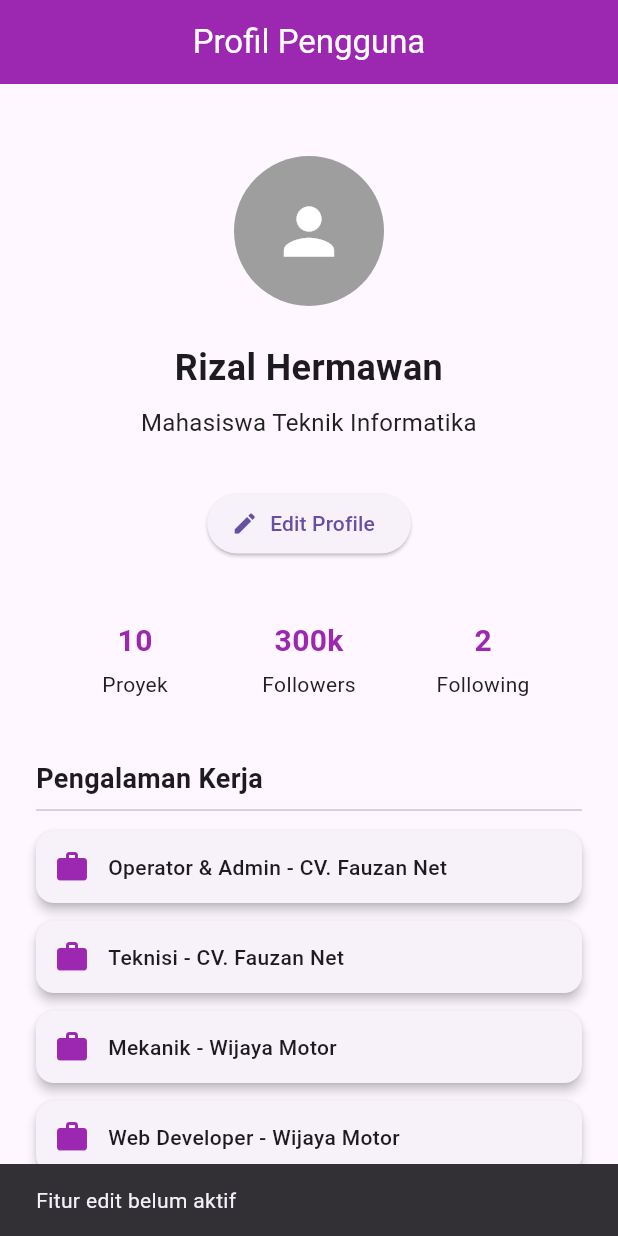
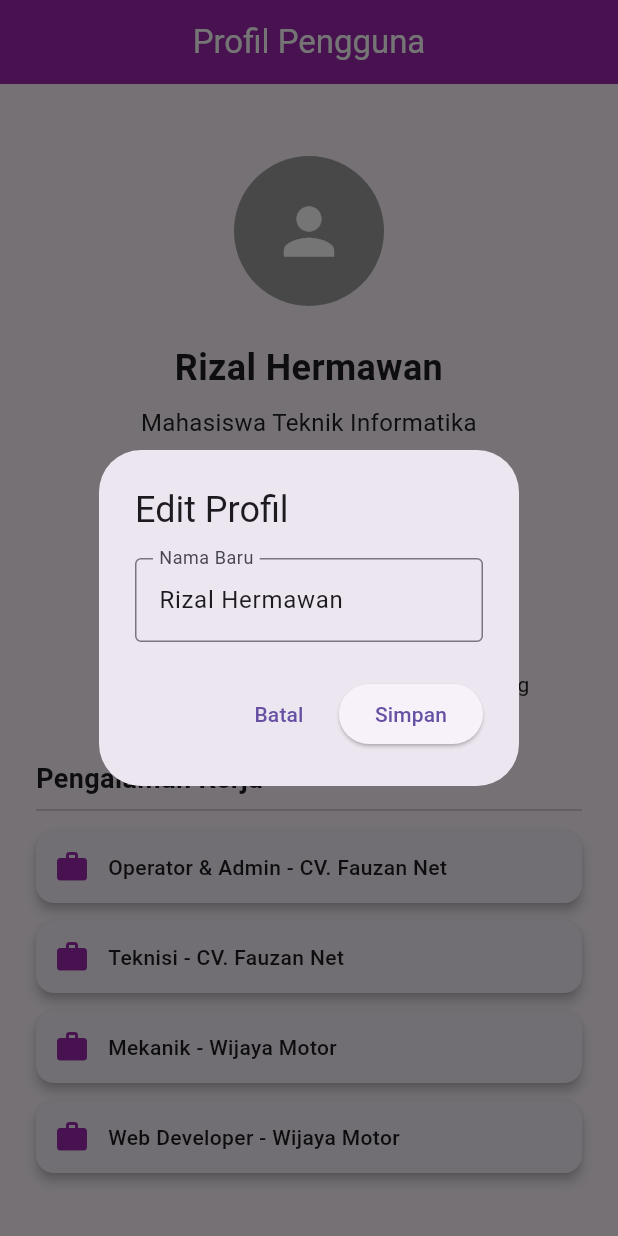
Before and after one commit to RizlH/Meet5-LayoutFlutter, a Flutter app: the screen it shows after launch, after a tap on "Edit Profile", on a phone screen of 412 x 824 dp. Run offline on Flutter 3.47's test engine with Material 3 defaults, Android fonts, the phone set to English and light mode, and no system bars.

Commit message:
feat: implement edit profile dialog with state update

```diff
--- a/flutterlayout5/lib/main.dart
+++ b/flutterlayout5/lib/main.dart
@@ -14,7 +14,8 @@ class ProfilePage extends StatefulWidget {
 }
 
 class _ProfilePageState extends State<ProfilePage> {
-  final String userName = 'Rizal Hermawan';
+
+  String userName = 'Rizal Hermawan';
   final String role = 'Mahasiswa Teknik Informatika';
 
   final List<String> experiences = const [
@@ -23,6 +24,45 @@ class _ProfilePageState extends State<ProfilePage> {
     'Mekanik - Wijaya Motor',
     'Web Developer - Wijaya Motor',
   ];
+
+  void _showEditDialog() {
+    final TextEditingController nameController = TextEditingController(
+      text: userName,
+    );
+
+    showDialog(
+      context: context,
+      builder: (BuildContext context) {
+        return AlertDialog(
+          title: const Text('Edit Profil'),
+          content: TextFormField(
+            controller: nameController,
+            decoration: const InputDecoration(
+              labelText: 'Nama Baru',
+              border: OutlineInputBorder(),
+            ),
+          ),
+          actions: [
+            TextButton(
+              onPressed: () {
+                Navigator.of(context).pop();
+              },
+              child: const Text('Batal'),
+            ),
+            ElevatedButton(
+              onPressed: () {
+                setState(() {
+                  userName = nameController.text;
+                });
+                Navigator.of(context).pop();
+              },
+              child: const Text('Simpan'),
+            ),
+          ],
+        );
+      },
+    );
+  }
 
   @override
   Widget build(BuildContext context) {
@@ -39,19 +79,14 @@ class _ProfilePageState extends State<ProfilePage> {
           child: Column(
             mainAxisSize: MainAxisSize.min,
             children: [
-
               const SizedBox(height: 24),
               const ProfileAvatar(),
               const SizedBox(height: 24),
-
               ProfileInfo(name: userName, role: role),
               const SizedBox(height: 32),
               ElevatedButton.icon(
-                onPressed: () {
-                  ScaffoldMessenger.of(context).showSnackBar(
-                    const SnackBar(content: Text("Fitur edit belum aktif")),
-                  );
-                },
+                // Panggil fungsi dialog di sini
+                onPressed: _showEditDialog,
                 icon: const Icon(Icons.edit),
                 label: const Text("Edit Profile"),
               ),
```
